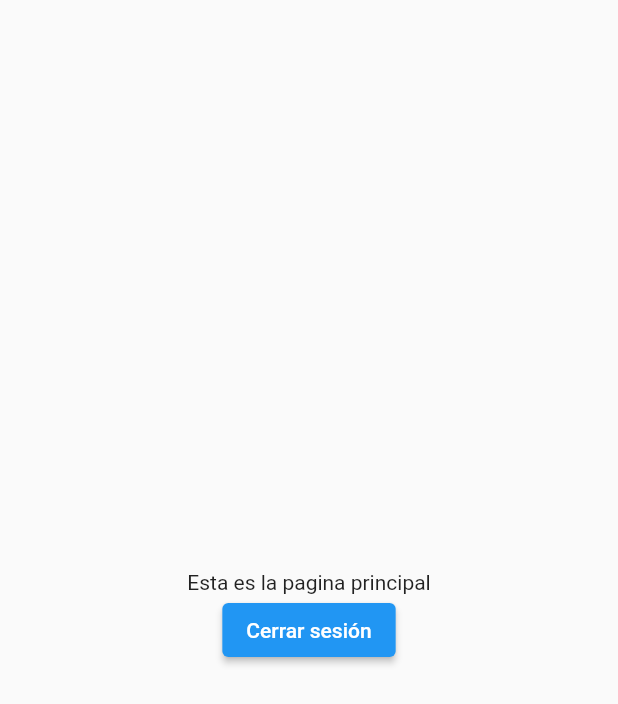
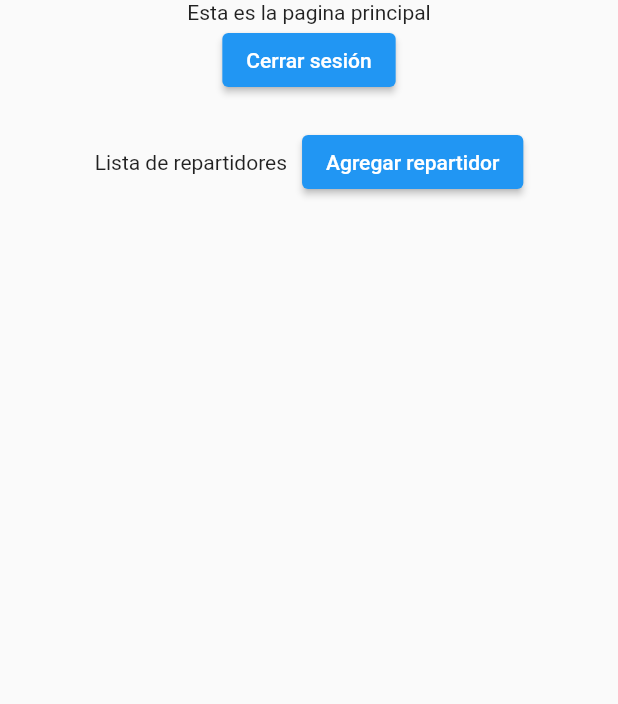
Before and after one commit to rodrigocanepa/curso_firebase, a Flutter app: the MainScreen screen opened directly, on a phone screen of 412 x 824 dp. Shown: the top 704 px of the screen. Run offline on Flutter 3.47's test engine with Material 2 defaults, Android fonts, the phone set to English and light mode, and no system bars; our stand-ins replace cloud_firestore, firebase_auth, firebase_core, firebase_storage, loading_overlay, random_string; accounts and stored records are empty.

Commit message:
- project updated

```diff
--- a/lib/Firebase/querys.dart
+++ b/lib/Firebase/querys.dart
@@ -12,6 +12,9 @@ class QuerysService{
     return await _fireStore.collection(REFERENCE_USERS).doc(id).get();
   }
 
+  Future<QuerySnapshot> getAllCouriers() async{
+    return await _fireStore.collection(REFERENCE_COURIERS).get();
+  }
   /*Future<QuerySnapshot> getStepsByGoal(String idGoal) async{
     return await _fireStore.collection(REFERENCE_STEPS).where('idGoal', isEqualTo: idGoal).orderBy('createdAt', descending: true).get();
   }
--- /dev/null
+++ b/lib/Models/courier_model.dart
@@ -0,0 +1,22 @@
+class CourierModel{
+
+  String id;
+  String name;
+  String email;
+  String urlProfile;
+
+  CourierModel({required this.id, required this.name, required this.email, required this.urlProfile});
+
+  CourierModel.fromJson(Map<dynamic, dynamic> json) : // notice Map<dynamic, dynamic> here
+        id = json['id'] ?? '',
+        name = json['name'] ?? '',
+        email = json['email'] ?? '',
+        urlProfile = json['urlProfile'] ?? '';
+
+  Map<String, dynamic> toJson() => {
+    'id': id,
+    'name': name,
+    'email': email,
+    'urlProfile': urlProfile
+  };
+}
--- a/lib/UI/Screens/main_screen.dart
+++ b/lib/UI/Screens/main_screen.dart
@@ -1,6 +1,13 @@
+import 'package:curso_firebase/Firebase/fetch_data.dart';
+import 'package:curso_firebase/Models/courier_model.dart';
 import 'package:curso_firebase/Providers/auth_provider.dart';
+import 'package:curso_firebase/UI/Items/courier_item.dart';
+import 'package:curso_firebase/Utils/constants.dart';
 import 'package:flutter/material.dart';
 import 'package:provider/provider.dart';
+import 'package:random_string/random_string.dart';
+
+import '../../Firebase/querys.dart';
 
 class MainScreen extends StatefulWidget {
   const MainScreen({Key? key}) : super(key: key);
@@ -10,12 +17,27 @@ class MainScreen extends StatefulWidget {
 }
 
 class _MainScreenState extends State<MainScreen> {
+
+  List<CourierModel> courierList = [];
+
+  loadCouriers() async{
+    courierList = await FetchData().getCourierList();
+    setState(() {});
+  }
+
+  @override
+  void initState() {
+    // TODO: implement initState
+    super.initState();
+    loadCouriers();
+  }
+
   @override
   Widget build(BuildContext context) {
     return Scaffold(
       body: Center(
         child: Column(
-          mainAxisAlignment: MainAxisAlignment.center,
+          mainAxisAlignment: MainAxisAlignment.start,
           children: [
             Text(
               'Esta es la pagina principal'
@@ -27,10 +49,71 @@ class _MainScreenState extends State<MainScreen> {
                 child: Text(
                   "Cerrar sesión"
                 )
-            )
+            ),
+            const SizedBox(height: 20.0),
+            Row(
+              mainAxisAlignment: MainAxisAlignment.center,
+              children: [
+                Text(
+                  "Lista de repartidores"
+                ),
+                const SizedBox(width: 10.0),
+                ElevatedButton(
+                    onPressed: () async{
+
+                      String id = randomAlphaNumeric(24);
+                      CourierModel courier = CourierModel(
+                          id: id,
+                          name: "Alex Rodriguez",
+                          email: "alexr@gmail.com",
+                          urlProfile: ""
+                      );
+
+                      bool error =  await QuerysService().SaveGeneralInfo(
+                          reference: REFERENCE_COURIERS,
+                          id: id,
+                          collectionValues: courier.toJson()
+                      );
+
+                      if(error){
+                        ScaffoldMessenger.of(context).showSnackBar(
+                            const SnackBar(
+                              content: Text("Hubo un error, intenta de nuevo"),
+                              duration: Duration(seconds: 3),
+                            ));
+                        print(error);
+                      } else{
+                        loadCouriers();
+                        ScaffoldMessenger.of(context).showSnackBar(
+                            const SnackBar(
+                              content: Text("Repartidor agregado exitosamente"),
+                              duration: Duration(seconds: 3),
+                            ));
+                      }
+                    },
+                    child: const Text(
+                      "Agregar repartidor"
+                    )
+                )
+              ],
+            ),
+            const SizedBox(height: 20.0),
+            Flexible(child: _list())
           ],
         ),
       ),
     );
   }
+
+  Widget _list(){
+    return MediaQuery.removePadding(
+      context: context,
+      removeTop: true,
+      child: ListView.builder(
+        itemCount: courierList.length, // 0
+        scrollDirection: Axis.vertical,
+        itemBuilder: (BuildContext context, int index) => ItemCourier(courierModel: courierList[index]),
+      ),
+    );
+  }
 }
--- a/lib/Utils/constants.dart
+++ b/lib/Utils/constants.dart
@@ -1 +1,2 @@
-const String REFERENCE_USERS = "Vehicles";
+const String REFERENCE_USERS = "Users";
+const String REFERENCE_COURIERS = "Couriers";
--- a/pubspec.yaml
+++ b/pubspec.yaml
@@ -35,6 +35,7 @@ dependencies:
   # Use with the CupertinoIcons class for iOS style icons.
   cupertino_icons: ^1.0.2
   loading_overlay: ^0.3.0
+  random_string: ^2.3.1
 
   ## Data persistent
   shared_preferences: ^2.0.4
```
Also changed, not shown: lib/Firebase/fetch_data.dart (+12 -0 lines), lib/Providers/auth_provider.dart (+9 -6 lines), lib/UI/Items/courier_item.dart (added, +21 -0 lines), lib/UI/Screens/login_screen.dart (+46 -2 lines), pubspec.lock.
